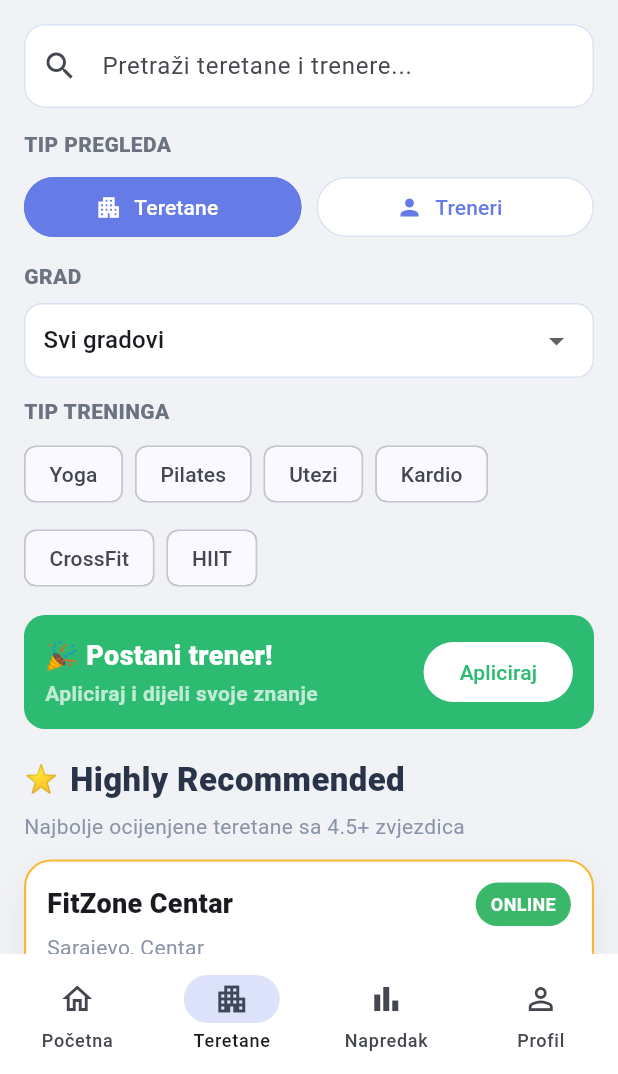
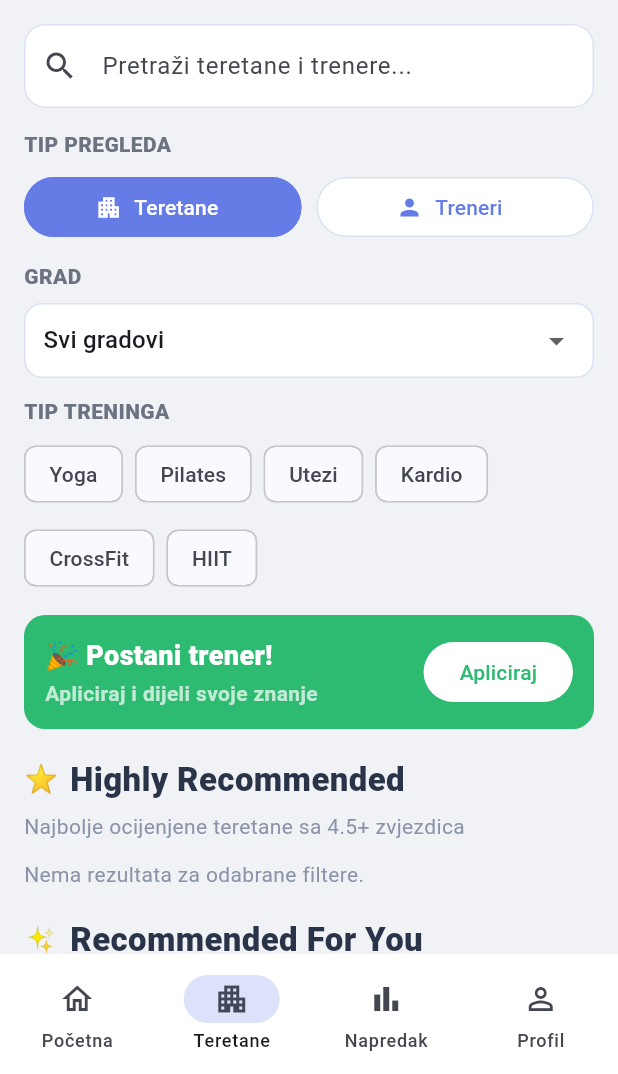
Before and after one commit to HasanRahic/RSII-GymManagementSystem, a Flutter app: the HomeScreen screen opened by its route, after a tap on "Sve teretane", on a phone screen of 412 x 824 dp, the part 162-1236 px from its top. Run offline on Flutter 3.47's test engine with Material 3 defaults, Android fonts, the phone set to English and light mode, and no system bars; our stand-ins replace shared_preferences; accounts and stored records are empty; network calls fail.

Commit message:
Connect gyms and training sections to API

```diff
--- a/flutter-mobile/lib/models/models.dart
+++ b/flutter-mobile/lib/models/models.dart
@@ -41,19 +41,209 @@ class AuthResponse {
 class GymModel {
   final int id;
   final String name;
+  final String address;
+  final String? description;
+  final String? phoneNumber;
+  final String? email;
+  final String? imageUrl;
+  final String openTime;
+  final String closeTime;
+  final int capacity;
+  final int currentOccupancy;
+  final int status;
+  final double? latitude;
+  final double? longitude;
+  final int cityId;
   final String cityName;
+  final String countryName;
 
   GymModel({
     required this.id,
     required this.name,
+    required this.address,
+    required this.description,
+    required this.phoneNumber,
+    required this.email,
+    required this.imageUrl,
+    required this.openTime,
+    required this.closeTime,
+    required this.capacity,
+    required this.currentOccupancy,
+    required this.status,
+    required this.latitude,
+    required this.longitude,
+    required this.cityId,
     required this.cityName,
+    required this.countryName,
   });
 
   factory GymModel.fromJson(Map<String, dynamic> j) {
     return GymModel(
       id: j['id'],
       name: j['name'],
+      address: (j['address'] ?? '').toString(),
+      description: j['description']?.toString(),
+      phoneNumber: j['phoneNumber']?.toString(),
+      email: j['email']?.toString(),
+      imageUrl: j['imageUrl']?.toString(),
+      openTime: (j['openTime'] ?? '').toString(),
+      closeTime: (j['closeTime'] ?? '').toString(),
+      capacity: j['capacity'] ?? 0,
+      currentOccupancy: j['currentOccupancy'] ?? 0,
+      status: j['status'] is num ? (j['status'] as num).toInt() : 0,
+      latitude: (j['latitude'] as num?)?.toDouble(),
+      longitude: (j['longitude'] as num?)?.toDouble(),
+      cityId: j['cityId'] ?? 0,
       cityName: (j['cityName'] ?? '').toString(),
+      countryName: (j['countryName'] ?? '').toString(),
+    );
+  }
+
+  bool get isOpen => status == 0;
+  String get statusLabel => isOpen ? 'ONLINE' : 'OFFLINE';
+}
+
+class MembershipPlanModel {
+  final int id;
+  final String name;
+  final String? description;
+  final int durationDays;
+  final double price;
+  final bool isActive;
+  final int gymId;
+  final String gymName;
+
+  MembershipPlanModel({
+    required this.id,
+    required this.name,
+    required this.description,
+    required this.durationDays,
+    required this.price,
+    required this.isActive,
+    required this.gymId,
+    required this.gymName,
+  });
+
+  factory MembershipPlanModel.fromJson(Map<String, dynamic> j) {
+    return MembershipPlanModel(
+      id: j['id'],
+      name: j['name'],
+      description: j['description']?.toString(),
+      durationDays: j['durationDays'] ?? 0,
+      price: (j['price'] as num).toDouble(),
+      isActive: j['isActive'] ?? true,
+      gymId: j['gymId'] ?? 0,
+      gymName: (j['gymName'] ?? '').toString(),
+    );
+  }
+}
+
+class TrainingSessionModel {
+  final int id;
+  final String title;
+  final String? description;
+  final int type;
+  final String date;
+  final String startTime;
+  final String endTime;
+  final int maxParticipants;
+  final int currentParticipants;
+  final double price;
+  final bool isActive;
+  final int trainerId;
+  final String trainerFullName;
+  final int gymId;
+  final String gymName;
+  final int trainingTypeId;
+  final String trainingTypeName;
+
+  TrainingSessionModel({
+    required this.id,
+    required this.title,
+    required this.description,
+    required this.type,
+    required this.date,
+    required this.startTime,
+    required this.endTime,
+    required this.maxParticipants,
+    required this.currentParticipants,
+    required this.price,
+    required this.isActive,
+    required this.trainerId,
+    required this.trainerFullName,
+    required this.gymId,
+    required this.gymName,
+    required this.trainingTypeId,
+    required this.trainingTypeName,
+  });
+
+  factory TrainingSessionModel.fromJson(Map<String, dynamic> j) {
+    return TrainingSessionModel(
+      id: j['id'],
+      title: j['title'],
+      description: j['description']?.toString(),
+      type: j['type'] is num ? (j['type'] as num).toInt() : 0,
+      date: (j['date'] ?? '').toString(),
+      startTime: (j['startTime'] ?? '').toString(),
+      endTime: (j['endTime'] ?? '').toString(),
+      maxParticipants: j['maxParticipants'] ?? 0,
+      currentParticipants: j['currentParticipants'] ?? 0,
+      price: (j['price'] as num).toDouble(),
+      isActive: j['isActive'] ?? true,
+      trainerId: j['trainerId'] ?? 0,
+      trainerFullName: (j['trainerFullName'] ?? '').toString(),
+      gymId: j['gymId'] ?? 0,
+      gymName: (j['gymName'] ?? '').toString(),
+      trainingTypeId: j['trainingTypeId'] ?? 0,
+      trainingTypeName: (j['trainingTypeName'] ?? '').toString(),
+    );
+  }
+
+  bool get isGroup => type == 1;
+}
+
+class CityModel {
+  final int id;
+  final String name;
+  final String? postalCode;
+  final int countryId;
+  final String countryName;
+
+  CityModel({
+    required this.id,
+    required this.name,
+    required this.postalCode,
+    required this.countryId,
+    required this.countryName,
+  });
+
+  factory CityModel.fromJson(Map<String, dynamic> j) {
+    return CityModel(
+      id: j['id'],
+      name: j['name'],
+      postalCode: j['postalCode']?.toString(),
+      countryId: j['countryId'] ?? 0,
+      countryName: (j['countryName'] ?? '').toString(),
+    );
+  }
+}
+
+class TrainingTypeModel {
+  final int id;
+  final String name;
+  final String? description;
+
+  TrainingTypeModel({
+    required this.id,
+    required this.name,
+    required this.description,
+  });
+
+  factory TrainingTypeModel.fromJson(Map<String, dynamic> j) {
+    return TrainingTypeModel(
+      id: j['id'],
+      name: j['name'],
+      description: j['description']?.toString(),
     );
   }
 }
--- a/flutter-mobile/lib/screens/home_screen.dart
+++ b/flutter-mobile/lib/screens/home_screen.dart
@@ -19,6 +19,7 @@ class HomeScreen extends StatefulWidget {
 class _HomeScreenState extends State<HomeScreen> {
   UserMembership? _activeMembership;
   bool _loadingMembership = true;
+  bool _loadingCatalog = true;
   int _selectedIndex = 0;
   String _profileSection = 'Historija';
   int _membersInGym = 12;
@@ -29,11 +30,17 @@ class _HomeScreenState extends State<HomeScreen> {
   bool _showTrainers = false;
   String _selectedCity = 'Svi gradovi';
   String? _selectedTrainingType;
+  List<GymModel> _gyms = [];
+  List<MembershipPlanModel> _plans = [];
+  List<TrainingSessionModel> _sessions = [];
+  List<String> _cities = ['Svi gradovi'];
+  List<String> _trainingTypes = [];
 
   @override
   void initState() {
     super.initState();
     _loadMembership();
+    _loadCatalog();
     _syncCheckInState();
   }
 
@@ -61,6 +68,56 @@ class _HomeScreenState extends State<HomeScreen> {
     } finally {
       if (mounted) setState(() => _loadingMembership = false);
     }
+  }
+
+  Future<void> _loadCatalog() async {
+    setState(() => _loadingCatalog = true);
+    try {
+      final results = await Future.wait([
+        GymService.getAll(),
+        MembershipService.getPlans(),
+        TrainingSessionService.getAll(),
+        ReferenceService.getCities(),
+        ReferenceService.getTrainingTypes(),
+      ]);
+
+      final gyms = results[0] as List<GymModel>;
+      final plans = results[1] as List<MembershipPlanModel>;
+      final sessions = results[2] as List<TrainingSessionModel>;
+      final cities = results[3] as List<CityModel>;
+      final trainingTypes = results[4] as List<TrainingTypeModel>;
+
+      if (!mounted) return;
+      setState(() {
+        _gyms = gyms;
+        _plans = plans;
+        _sessions = sessions;
+        _cities = ['Svi gradovi', ...cities.map((c) => c.name).toSet()];
+        _trainingTypes = trainingTypes.map((t) => t.name).toList();
+        if (!_cities.contains(_selectedCity)) {
+          _selectedCity = 'Svi gradovi';
+        }
+      });
+    } catch (_) {
+      if (!mounted) return;
+      setState(() {
+        _gyms = [];
+        _plans = [];
+        _sessions = [];
+        _cities = ['Svi gradovi'];
+        _trainingTypes = [];
+      });
+    } finally {
+      if (mounted) setState(() => _loadingCatalog = false);
+    }
+  }
+
+  Future<void> _refreshAll() async {
+    await Future.wait([
+      _loadMembership(),
+      _loadCatalog(),
+      _syncCheckInState(),
+    ]);
   }
 
   Future<void> _syncCheckInState() async {
@@ -199,7 +256,7 @@ class _HomeScreenState extends State<HomeScreen> {
             ),
             Expanded(
               child: RefreshIndicator(
-                onRefresh: _loadMembership,
+                onRefresh: _refreshAll,
                 child: _buildTabContent(context, user),
               ),
             ),
@@ -221,7 +278,7 @@ class _HomeScreenState extends State<HomeScreen> {
   }
 
   Widget _buildTabContent(BuildContext context, AuthResponse? user) {
-    if (_loadingMembership && _selectedIndex != 3) {
+    if ((_loadingMembership || _loadingCatalog) && _selectedIndex != 3) {
       return ListView(
         physics: AlwaysScrollableScrollPhysics(),
         children: const [
@@ -247,6 +304,10 @@ class _HomeScreenState extends State<HomeScreen> {
     final gymName = _activeMembership?.gymName ?? 'Iron Gym Sarajevo';
     final planName = _activeMembership?.planName ?? 'Bez aktivne članarine';
     final daysLeft = _activeMembership?.daysRemaining ?? 0;
+    final activePlans = _plans.where((plan) => plan.isActive).take(4).toList();
+    final groupSessions = _sessions.where((session) => session.isGroup && session.isActive).take(3).toList();
+
+    String prettyTime(String value) => value.length >= 5 ? value.substring(0, 5) : value;
 
     return ListView(
       physics: const AlwaysScrollableScrollPhysics(),
@@ -670,6 +731,9 @@ class _HomeScreenState extends State<HomeScreen> {
         const SizedBox(height: 18),
         const _SectionTitle(icon: '💳', title: 'Članarine'),
         const SizedBox(height: 10),
+        if (activePlans.isEmpty)
+          const Text('Nema dostupnih članarina.', style: TextStyle(color: Color(0xFF8A94A8)))
+        else
           GridView.count(
             crossAxisCount: 2,
             crossAxisSpacing: 12,
@@ -677,30 +741,35 @@ class _HomeScreenState extends State<HomeScreen> {
             childAspectRatio: 1.05,
             shrinkWrap: true,
             physics: const NeverScrollableScrollPhysics(),
-          children: const [
-            _MembershipOfferCard(emoji: '🗓️', title: 'Mjesečna', price: '50 KM'),
-            _MembershipOfferCard(emoji: '🗓️', title: 'Tromjesečna', price: '135 KM'),
-            _MembershipOfferCard(emoji: '📋', title: 'Polugodišnja', price: '250 KM'),
-            _MembershipOfferCard(emoji: '🎯', title: 'Godišnja', price: '450 KM'),
-          ],
+            children: activePlans
+                .map(
+                  (plan) => _MembershipOfferCard(
+                    emoji: plan.durationDays >= 300
+                        ? '🎯'
+                        : plan.durationDays >= 180
+                            ? '📋'
+                            : '🗓️',
+                    title: plan.name,
+                    price: '${plan.price.toStringAsFixed(0)} KM',
+                  ),
+                )
+                .toList(),
           ),
 
         const SizedBox(height: 18),
         const _SectionTitle(icon: '🏋️', title: 'Grupni treninzi'),
         const SizedBox(height: 10),
-        const _GroupTrainingTile(
-          title: 'Pilates',
-          schedule: 'Pon, Sri, Pet · 17:00',
-        ),
-        const SizedBox(height: 10),
-        const _GroupTrainingTile(
-          title: 'Yoga',
-          schedule: 'Uto, Čet · 18:30',
-        ),
-        const SizedBox(height: 10),
-        const _GroupTrainingTile(
-          title: 'Mix Workout',
-          schedule: 'Sva, Sub · 10:00',
+        if (groupSessions.isEmpty)
+          const Text('Trenutno nema grupnih treninga.', style: TextStyle(color: Color(0xFF8A94A8)))
+        else
+          ...groupSessions.map(
+            (session) => Padding(
+              padding: const EdgeInsets.only(bottom: 10),
+              child: _GroupTrainingTile(
+                title: session.title,
+                schedule: '${session.date.substring(0, 10)} · ${prettyTime(session.startTime)} - ${prettyTime(session.endTime)}',
+              ),
+            ),
           ),
 
         // === NEWS SECTION ===
@@ -813,74 +882,81 @@ class _HomeScreenState extends State<HomeScreen> {
 
   Widget _buildGymsTab() {
     final search = _gymSearchCtrl.text.trim().toLowerCase();
-
-    final List<_GymCardData> highly = [
-      _GymCardData(
-        name: 'FitZone Centar',
-        city: 'Sarajevo, Centar',
-        rating: '4.9',
-        reviews: '342 recenzije',
-        status: 'ONLINE',
-        tags: const ['CrossFit', 'HIIT', 'Kardio', 'Bazen'],
-        accent: const Color(0xFFF6A600),
-      ),
-      _GymCardData(
-        name: 'Iron Gym Sarajevo',
-        city: 'Sarajevo, Marijin Dvor',
-        rating: '4.8',
-        reviews: '289 recenzije',
-        status: 'ONLINE',
-        tags: const ['Yoga', 'Pilates', 'Utezi', 'Sauna'],
-        accent: const Color(0xFFF6A600),
-      ),
-    ];
-
-    final List<_GymCardData> recommended = [
-      _GymCardData(
-        name: 'Zen Fitness Studio',
-        city: 'Sarajevo, Ilidža',
-        rating: '4.6',
-        reviews: '156 recenzija',
-        status: 'OFFLINE',
-        tags: const ['Yoga', 'Pilates', 'Meditacija'],
-        accent: const Color(0xFF657BE6),
-      ),
-    ];
-
-    final List<_GymCardData> other = [
-      _GymCardData(
-        name: 'PowerHouse Gym',
-        city: 'Sarajevo, Novo Sarajevo',
-        rating: '4.5',
-        reviews: '134 recenzije',
-        status: 'ONLINE',
-        tags: const ['Utezi', 'Kardio', 'Funkcionalni'],
-        accent: const Color(0xFF3BB76A),
-      ),
-      _GymCardData(
-        name: 'Titan Fitness',
-        city: 'Mostar, Centar',
-        rating: '4.4',
-        reviews: '98 recenzija',
-        status: 'ONLINE',
-        tags: const ['Kardio', 'HIIT', 'Utezi'],
-        accent: const Color(0xFF3BB76A),
-      ),
-    ];
-
-    bool matches(_GymCardData gym) {
-      final cityMatches = _selectedCity == 'Svi gradovi' || gym.city.toLowerCase().contains(_selectedCity.toLowerCase());
-      final typeMatches = _selectedTrainingType == null || gym.tags.any((t) => t.toLowerCase() == _selectedTrainingType!.toLowerCase());
+    final selectedCity = _selectedCity;
+    final selectedType = _selectedTrainingType?.trim().toLowerCase();
+
+    final sessionsByGym = <int, List<TrainingSessionModel>>{};
+    for (final session in _sessions.where((session) => session.isGroup && session.isActive)) {
+      sessionsByGym.putIfAbsent(session.gymId, () => []).add(session);
+    }
+
+    List<String> tagsForGym(GymModel gym) {
+      final tags = <String>{
+        ...?sessionsByGym[gym.id]?.map((session) => session.trainingTypeName).where((name) => name.isNotEmpty),
+      };
+      if (tags.isEmpty) {
+        tags.add(gym.isOpen ? 'Otvoreno' : 'Zatvoreno');
+      }
+      return tags.take(4).toList();
+    }
+
+    bool matchesGym(GymModel gym) {
+      final cityMatches = selectedCity == 'Svi gradovi' || gym.cityName.toLowerCase().contains(selectedCity.toLowerCase());
+      final typeMatches = selectedType == null ||
+          (sessionsByGym[gym.id]?.any((session) => session.trainingTypeName.toLowerCase() == selectedType) ?? false);
       final searchMatches = search.isEmpty ||
           gym.name.toLowerCase().contains(search) ||
-          gym.city.toLowerCase().contains(search) ||
-          gym.tags.any((t) => t.toLowerCase().contains(search));
+          gym.address.toLowerCase().contains(search) ||
+          gym.cityName.toLowerCase().contains(search) ||
+          (sessionsByGym[gym.id]?.any((session) =>
+                  session.title.toLowerCase().contains(search) ||
+                  session.trainingTypeName.toLowerCase().contains(search)) ??
+              false);
       return cityMatches && typeMatches && searchMatches;
     }
 
-    final filteredHighly = highly.where(matches).toList();
-    final filteredRecommended = recommended.where(matches).toList();
-    final filteredOther = other.where(matches).toList();
+    final visibleGyms = _gyms.where(matchesGym).toList();
+    final openGyms = visibleGyms.where((gym) => gym.isOpen).toList()
+      ..sort((a, b) => b.currentOccupancy.compareTo(a.currentOccupancy));
+
+    final highlyRecommended = openGyms.take(2).toList();
+
+    final recommendedSource = visibleGyms.where((gym) =>
+        !highlyRecommended.any((featured) => featured.id == gym.id) &&
+        (selectedType == null
+            ? (sessionsByGym[gym.id]?.any((session) => ['yoga', 'pilates'].contains(session.trainingTypeName.toLowerCase())) ?? false)
+            : (sessionsByGym[gym.id]?.any((session) => session.trainingTypeName.toLowerCase() == selectedType) ?? false)));
+    final recommendedForYou = recommendedSource.isNotEmpty
+        ? recommendedSource.take(2).toList()
+        : visibleGyms.where((gym) => !highlyRecommended.any((featured) => featured.id == gym.id)).take(2).toList();
+
+    final otherGyms = visibleGyms
+        .where((gym) =>
+            !highlyRecommended.any((featured) => featured.id == gym.id) &&
+            !recommendedForYou.any((recommended) => recommended.id == gym.id))
+        .toList();
+
+    String ratingFromGym(GymModel gym) {
+      final ratio = gym.capacity == 0 ? 0.0 : (gym.currentOccupancy / gym.capacity);
+      final rating = 3.5 + (ratio * 1.5);
+      return rating.clamp(3.5, 5.0).toStringAsFixed(1);
+    }
+
+    String reviewsFromGym(GymModel gym) {
+      return '${gym.currentOccupancy} trenutno u teretani';
+    }
+
+    Widget buildGymCard(GymModel gym) {
+      return _GymCard(
+        name: gym.name,
+        city: '${gym.cityName}, ${gym.countryName}',
+        rating: ratingFromGym(gym),
+        reviews: reviewsFromGym(gym),
+        status: gym.statusLabel,
+        tags: tagsForGym(gym),
+        accent: gym.isOpen ? const Color(0xFF3BB76A) : const Color(0xFFE76F6F),
+      );
+    }
 
     return ListView(
       physics: const AlwaysScrollableScrollPhysics(),
@@ -960,12 +1036,12 @@ class _HomeScreenState extends State<HomeScreen> {
             child: DropdownButton<String>(
               value: _selectedCity,
               isExpanded: true,
-              items: const [
-                DropdownMenuItem(value: 'Svi gradovi', child: Text('Svi gradovi')),
-                DropdownMenuItem(value: 'Sarajevo', child: Text('Sarajevo')),
-                DropdownMenuItem(value: 'Mostar', child: Text('Mostar')),
-                DropdownMenuItem(value: 'Banja Luka', child: Text('Banja Luka')),
-              ],
+              items: _cities
+                  .map((city) => DropdownMenuItem(
+                        value: city,
+                        child: Text(city),
+                      ))
+                  .toList(),
               onChanged: (value) {
                 if (value == null) return;
                 setState(() => _selectedCity = value);
@@ -982,7 +1058,9 @@ class _HomeScreenState extends State<HomeScreen> {
         Wrap(
           spacing: 8,
           runSpacing: 8,
-          children: ['Yoga', 'Pilates', 'Utezi', 'Kardio', 'CrossFit', 'HIIT']
+          children: (_trainingTypes.isNotEmpty
+                  ? _trainingTypes
+                  : const ['Yoga', 'Pilates', 'Utezi', 'Kardio', 'CrossFit', 'HIIT'])
               .map(
                 (type) => ChoiceChip(
                   label: Text(type),
@@ -1065,73 +1143,43 @@ class _HomeScreenState extends State<HomeScreen> {
           const SizedBox(height: 6),
           const Text('Najbolje ocijenjene teretane sa 4.5+ zvjezdica', style: TextStyle(color: Color(0xFF8A94A8))),
           const SizedBox(height: 12),
-        if (filteredHighly.isEmpty)
+          if (highlyRecommended.isEmpty)
             const Text('Nema rezultata za odabrane filtere.', style: TextStyle(color: Color(0xFF8A94A8)))
           else
-          ...filteredHighly
-              .map(
-                (g) => Padding(
+            ...highlyRecommended.map(
+              (gym) => Padding(
                 padding: const EdgeInsets.only(bottom: 12),
-                  child: _GymCard(
-                    name: g.name,
-                    city: g.city,
-                    rating: g.rating,
-                    reviews: g.reviews,
-                    status: g.status,
-                    tags: g.tags,
-                    accent: g.accent,
-                  ),
-                ),
-              )
-              ,
+                child: buildGymCard(gym),
+              ),
+            ),
           const SizedBox(height: 18),
           const _SectionTitle(icon: '✨', title: 'Recommended For You'),
           const SizedBox(height: 6),
           const Text('Na osnovu vaših preferencija: Yoga, Pilates', style: TextStyle(color: Color(0xFF8A94A8))),
           const SizedBox(height: 12),
-        if (filteredRecommended.isEmpty)
+          if (recommendedForYou.isEmpty)
             const Text('Nema preporuka za trenutni filter.', style: TextStyle(color: Color(0xFF8A94A8)))
           else
-          ...filteredRecommended
-              .map(
-                (g) => Padding(
+            ...recommendedForYou.map(
+              (gym) => Padding(
                 padding: const EdgeInsets.only(bottom: 12),
-                  child: _GymCard(
-                    name: g.name,
-                    city: g.city,
-                    rating: g.rating,
-                    reviews: g.reviews,
-                    status: g.status,
-                    tags: g.tags,
-                    accent: g.accent,
-                  ),
-                ),
-              )
-              ,
+                child: buildGymCard(gym),
+              ),
+            ),
           const SizedBox(height: 18),
           const _SectionTitle(icon: '🏙️', title: 'Ostale teretane'),
           const SizedBox(height: 6),
           const Text('Sve dostupne teretane u vašem gradu', style: TextStyle(color: Color(0xFF8A94A8))),
           const SizedBox(height: 12),
-        if (filteredOther.isEmpty)
+          if (otherGyms.isEmpty)
             const Text('Nema dodatnih teretana za ovaj izbor.', style: TextStyle(color: Color(0xFF8A94A8)))
           else
-          ...filteredOther
-              .map(
-                (g) => Padding(
+            ...otherGyms.map(
+              (gym) => Padding(
                 padding: const EdgeInsets.only(bottom: 12),
-                  child: _GymCard(
-                    name: g.name,
-                    city: g.city,
-                    rating: g.rating,
-                    reviews: g.reviews,
-                    status: g.status,
-                    tags: g.tags,
-                    accent: g.accent,
-                  ),
-                ),
-              )
-              ,
+                child: buildGymCard(gym),
+              ),
+            ),
         ],
       ],
     );
@@ -1552,26 +1600,6 @@ class _SectionTitle extends StatelessWidget {
   }
 }
 
-class _GymCardData {
-  final String name;
-  final String city;
-  final String rating;
-  final String reviews;
-  final String status;
-  final List<String> tags;
-  final Color accent;
-
-  const _GymCardData({
-    required this.name,
-    required this.city,
-    required this.rating,
-    required this.reviews,
-    required this.status,
-    required this.tags,
-    required this.accent,
-  });
-}
-
 class _TrainerPreviewCard extends StatelessWidget {
   final String name;
   final String role;
--- a/flutter-mobile/lib/services/api_services.dart
+++ b/flutter-mobile/lib/services/api_services.dart
@@ -2,13 +2,31 @@ import '../core/api_client.dart';
 import '../models/models.dart';
 
 class GymService {
-  static Future<List<GymModel>> getAll() async {
-    final data = await ApiClient.get('/gyms') as List;
+  static Future<List<GymModel>> getAll({String? search, String? city, String? status}) async {
+    final query = <String>[];
+    if (search != null && search.trim().isNotEmpty) {
+      query.add('search=${Uri.encodeComponent(search.trim())}');
+    }
+    if (city != null && city.trim().isNotEmpty && city != 'Svi gradovi') {
+      query.add('city=${Uri.encodeComponent(city.trim())}');
+    }
+    if (status != null && status.trim().isNotEmpty) {
+      query.add('status=${Uri.encodeComponent(status.trim())}');
+    }
+    final suffix = query.isEmpty ? '' : '?${query.join('&')}';
+
+    final data = await ApiClient.get('/gyms$suffix') as List;
     return data.map((e) => GymModel.fromJson(e)).toList();
   }
 }
 
 class MembershipService {
+  static Future<List<MembershipPlanModel>> getPlans({int? gymId}) async {
+    final suffix = gymId == null ? '' : '?gymId=$gymId';
+    final data = await ApiClient.get('/memberships/plans$suffix') as List;
+    return data.map((e) => MembershipPlanModel.fromJson(e)).toList();
+  }
+
   static Future<List<UserMembership>> getMyMemberships() async {
     final data = await ApiClient.get('/memberships/my') as List;
     return data.map((e) => UserMembership.fromJson(e)).toList();
@@ -34,6 +52,31 @@ class MembershipService {
       'discountPercent': discountPercent,
     });
     return UserMembership.fromJson(data);
+  }
+}
+
+class TrainingSessionService {
+  static Future<List<TrainingSessionModel>> getAll({int? gymId, int? trainerId, int? trainingTypeId}) async {
+    final query = <String>[];
+    if (gymId != null) query.add('gymId=$gymId');
+    if (trainerId != null) query.add('trainerId=$trainerId');
+    if (trainingTypeId != null) query.add('trainingTypeId=$trainingTypeId');
+    final suffix = query.isEmpty ? '' : '?${query.join('&')}';
+
+    final data = await ApiClient.get('/training-sessions$suffix') as List;
+    return data.map((e) => TrainingSessionModel.fromJson(e)).toList();
+  }
+}
+
+class ReferenceService {
+  static Future<List<CityModel>> getCities() async {
+    final data = await ApiClient.get('/reference/cities') as List;
+    return data.map((e) => CityModel.fromJson(e)).toList();
+  }
+
+  static Future<List<TrainingTypeModel>> getTrainingTypes() async {
+    final data = await ApiClient.get('/reference/training-types') as List;
+    return data.map((e) => TrainingTypeModel.fromJson(e)).toList();
   }
 }
 
```
Lines whose indentation alone changed are shown as unchanged.
